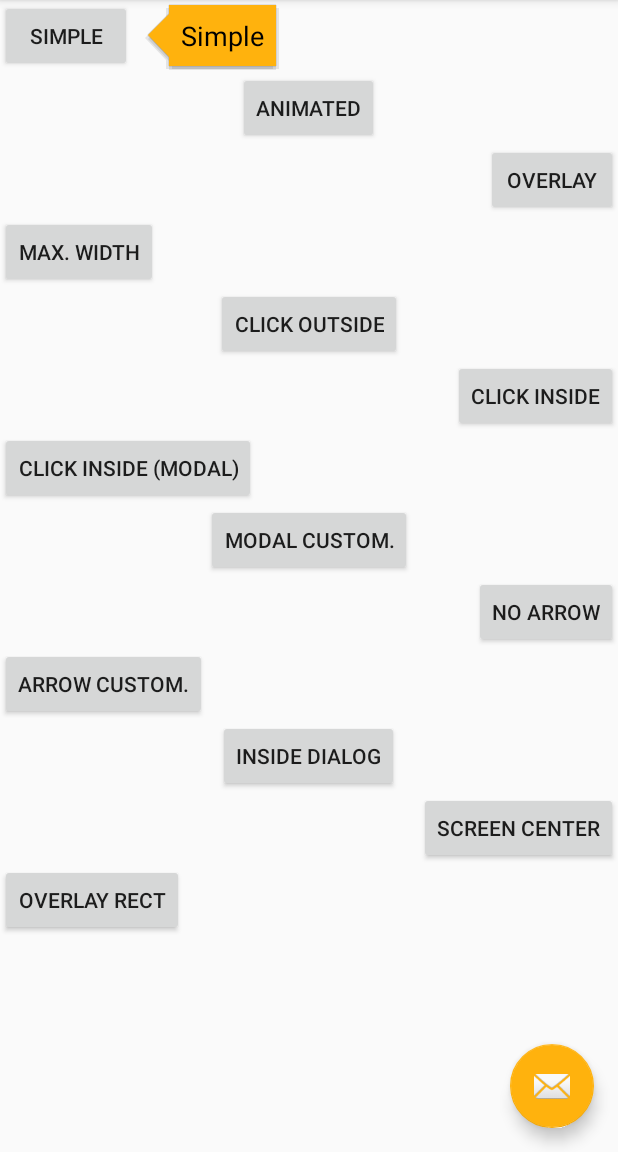
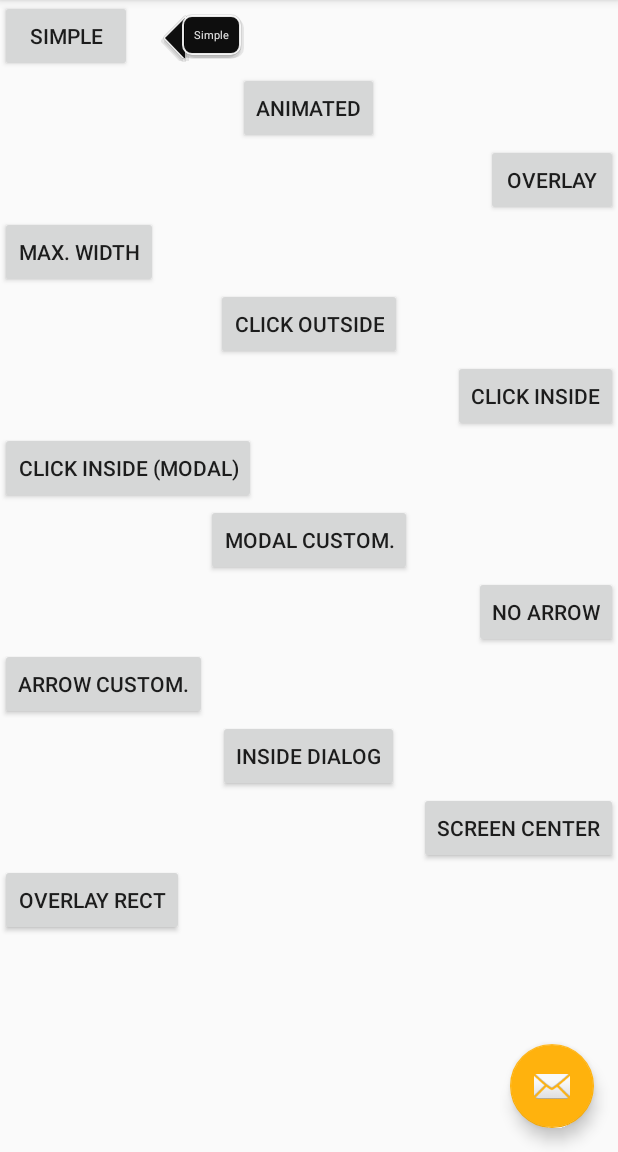
Before and after one commit to douglasjunior/android-simple-tooltip, an Android app: the screen it shows after launch (MainActivity), after a tap on "SIMPLE", on a phone screen of 412 x 824 dp, the part 84-1236 px from its top. Run offline under Robolectric (Android 15) with nearby library versions, the phone set to English and light mode, and no system bars.

Commit message:
nudge changes done

```diff
--- a/library/src/main/java/io/github/douglasjunior/androidSimpleTooltip/ArrowDrawable.java
+++ b/library/src/main/java/io/github/douglasjunior/androidSimpleTooltip/ArrowDrawable.java
@@ -43,13 +43,17 @@ public class ArrowDrawable extends ColorDrawable {
     public static final int LEFT = 0, TOP = 1, RIGHT = 2, BOTTOM = 3, AUTO = 4;
 
     private final Paint mPaint = new Paint(Paint.ANTI_ALIAS_FLAG);
+    private final Paint mPaintStroke = new Paint(Paint.ANTI_ALIAS_FLAG);
     private final int mBackgroundColor;
-    private Path mPath;
+    private Path mPath, mStrokePath;
     private final int mDirection;
 
-    ArrowDrawable(@ColorInt int foregroundColor, int direction) {
+    ArrowDrawable(@ColorInt int foregroundColor, int strokeColor, int direction) {
         this.mBackgroundColor = Color.TRANSPARENT;
         this.mPaint.setColor(foregroundColor);
+        this.mPaintStroke.setColor(strokeColor);
+        this.mPaintStroke.setStyle(Paint.Style.STROKE);
+        this.mPaintStroke.setStrokeWidth(SimpleTooltipUtils.pxFromDp(1));
         this.mDirection = direction;
     }
 
@@ -61,34 +65,47 @@ public class ArrowDrawable extends ColorDrawable {
 
     private synchronized void updatePath(Rect bounds) {
         mPath = new Path();
+        mStrokePath = new Path();
 
         switch (mDirection) {
             case LEFT:
                 mPath.moveTo(bounds.width(), bounds.height());
+                mStrokePath.moveTo(bounds.width(), bounds.height());
                 mPath.lineTo(0, bounds.height() / 2);
+                mStrokePath.lineTo(0, bounds.height() / 2);
                 mPath.lineTo(bounds.width(), 0);
+                mStrokePath.lineTo(bounds.width(), 0);
                 mPath.lineTo(bounds.width(), bounds.height());
                 break;
             case TOP:
                 mPath.moveTo(0, bounds.height());
+                mStrokePath.moveTo(0, bounds.height());
                 mPath.lineTo(bounds.width() / 2, 0);
+                mStrokePath.lineTo(bounds.width() / 2, 0);
                 mPath.lineTo(bounds.width(), bounds.height());
+                mStrokePath.lineTo(bounds.width(), bounds.height());
                 mPath.lineTo(0, bounds.height());
                 break;
             case RIGHT:
                 mPath.moveTo(0, 0);
+                mStrokePath.moveTo(0,0);
                 mPath.lineTo(bounds.width(), bounds.height() / 2);
+                mStrokePath.lineTo(bounds.width(), bounds.height() / 2);
                 mPath.lineTo(0, bounds.height());
+                mStrokePath.lineTo(0, bounds.height());
                 mPath.lineTo(0, 0);
                 break;
             case BOTTOM:
                 mPath.moveTo(0, 0);
+                mStrokePath.moveTo(0, 0);
                 mPath.lineTo(bounds.width() / 2, bounds.height());
+                mStrokePath.lineTo(bounds.width() / 2, bounds.height());
                 mPath.lineTo(bounds.width(), 0);
+                mStrokePath.lineTo(bounds.width(), 0);
                 mPath.lineTo(0, 0);
                 break;
         }
-
+        mStrokePath.close();
         mPath.close();
     }
 
@@ -98,6 +115,7 @@ public class ArrowDrawable extends ColorDrawable {
         if (mPath == null)
             updatePath(getBounds());
         canvas.drawPath(mPath, mPaint);
+        canvas.drawPath(mStrokePath, mPaintStroke);
     }
 
     @Override
--- a/library/src/main/java/io/github/douglasjunior/androidSimpleTooltip/SimpleTooltip.java
+++ b/library/src/main/java/io/github/douglasjunior/androidSimpleTooltip/SimpleTooltip.java
@@ -36,6 +36,7 @@ import android.graphics.RectF;
 import android.graphics.drawable.ColorDrawable;
 import android.graphics.drawable.Drawable;
 import android.os.Build;
+import android.os.Handler;
 import android.support.annotation.ColorInt;
 import android.support.annotation.DimenRes;
 import android.support.annotation.Dimension;
@@ -73,8 +74,11 @@ public class SimpleTooltip implements PopupWindow.OnDismissListener {
     private static final int mDefaultPopupWindowStyleRes = android.R.attr.popupWindowStyle;
     private static final int mDefaultTextAppearanceRes = R.style.simpletooltip_default;
     private static final int mDefaultBackgroundColorRes = R.color.simpletooltip_background;
-    private static final int mDefaultTextColorRes = R.color.simpletooltip_text;
-    private static final int mDefaultArrowColorRes = R.color.simpletooltip_arrow;
+    private static final int mDefaultTextColorRes = R.color.white_e6;
+    private static final int mDefaultArrowColorRes = R.color.black_e6;
+    private static final int mDefaultArrowStrokeColorRes = R.color.white_e6;
+    private static final int mDefaultTextBackGround = R.drawable.bg_nudge_pop_up;
+    private static final int mDefaultTextSize = R.dimen.simpletooltip_text_size;
     private static final int mDefaultMarginRes = R.dimen.simpletooltip_margin;
     private static final int mDefaultPaddingRes = R.dimen.simpletooltip_padding;
     private static final int mDefaultAnimationPaddingRes = R.dimen.simpletooltip_animation_padding;
@@ -122,12 +126,17 @@ public class SimpleTooltip implements PopupWindow.OnDismissListener {
     private int width;
     private int height;
     private boolean mIgnoreOverlay;
+    private Drawable mTextBackground;
+    private PopUpActionListener popUpActionListener = null;
+    private int xOffSetPopUp, yOffSetPopUp;
+    private boolean isAnimationDisplayed;
+    private int arrowGravityBasedMargin = (int) (-SimpleTooltipUtils.pxFromDp(1f)) - 2;
 
 
     private SimpleTooltip(Builder builder) {
         mContext = builder.context;
         mGravity = builder.gravity;
-        mOverlayWindowBackgroundColor=builder.overlayWindowBackgroundColor;
+        mOverlayWindowBackgroundColor = builder.overlayWindowBackgroundColor;
         mArrowDirection = builder.arrowDirection;
         mDismissOnInsideTouch = builder.dismissOnInsideTouch;
         mDismissOnOutsideTouch = builder.dismissOnOutsideTouch;
@@ -155,14 +164,18 @@ public class SimpleTooltip implements PopupWindow.OnDismissListener {
         mRootView = SimpleTooltipUtils.findFrameLayout(mAnchorView);
         mHighlightShape = builder.highlightShape;
         mIgnoreOverlay = builder.ignoreOverlay;
+        mTextBackground = builder.textBackground;
         this.width = builder.width;
         this.height = builder.height;
+        this.xOffSetPopUp = builder.xOffSetPopUp;
+        this.yOffSetPopUp = builder.yOffSetPopUp;
         init();
     }
 
     private void init() {
         configPopupWindow();
         configContentView();
+        handleAnchorViewTouch();
     }
 
     private void configPopupWindow() {
@@ -269,10 +282,9 @@ public class SimpleTooltip implements PopupWindow.OnDismissListener {
     private void configContentView() {
         if (mContentView instanceof TextView) {
             TextView tv = (TextView) mContentView;
-            tv.setText(mText);
-        } else {
-            TextView tv = (TextView) mContentView.findViewById(mTextViewId);
-            if (tv != null)
+            tv.setBackground(mTextBackground);
+            tv.setTextSize(SimpleTooltipUtils.getDimen(mContext, mDefaultTextSize));
+            tv.setTextColor(SimpleTooltipUtils.getColor(mContext, mDefaultTextColorRes));
             tv.setText(mText);
         }
 
@@ -282,7 +294,7 @@ public class SimpleTooltip implements PopupWindow.OnDismissListener {
         linearLayout.setLayoutParams(new ViewGroup.LayoutParams(ViewGroup.LayoutParams.WRAP_CONTENT, ViewGroup.LayoutParams.WRAP_CONTENT));
         linearLayout.setOrientation(mArrowDirection == ArrowDrawable.LEFT || mArrowDirection == ArrowDrawable.RIGHT ? LinearLayout.HORIZONTAL : LinearLayout.VERTICAL);
         int layoutPadding = (int) (mAnimated ? mAnimationPadding : 0);
-        linearLayout.setPadding(layoutPadding, layoutPadding, layoutPadding, layoutPadding);
+        linearLayout.setPadding(16, layoutPadding, 16, layoutPadding);
 
         if (mShowArrow) {
             mArrowView = new ImageView(mContext);
@@ -296,6 +308,7 @@ public class SimpleTooltip implements PopupWindow.OnDismissListener {
             }
 
             arrowLayoutParams.gravity = Gravity.CENTER;
+            setArrowMargin(arrowLayoutParams);
             mArrowView.setLayoutParams(arrowLayoutParams);
 
             if (mArrowDirection == ArrowDrawable.BOTTOM || mArrowDirection == ArrowDrawable.RIGHT) {
@@ -316,6 +329,47 @@ public class SimpleTooltip implements PopupWindow.OnDismissListener {
         mContentLayout = linearLayout;
         mContentLayout.setVisibility(View.INVISIBLE);
         mPopupWindow.setContentView(mContentLayout);
+    }
+
+    /**
+     * Margin for the arrow to overlap the boundary of the popUp so that
+     * it appears to be emerging out of it.
+     **/
+    private void setArrowMargin(LinearLayout.LayoutParams arrowLayoutParams) {
+        switch (mArrowDirection) {
+            case ArrowDrawable.TOP:
+                arrowLayoutParams.setMargins(0, 0, 0, arrowGravityBasedMargin);
+                break;
+            case ArrowDrawable.BOTTOM:
+                arrowLayoutParams.setMargins(0, arrowGravityBasedMargin, 0, 0);
+                break;
+            case ArrowDrawable.LEFT:
+                arrowLayoutParams.setMargins(0, 0, arrowGravityBasedMargin, 0);
+                break;
+            case ArrowDrawable.RIGHT:
+                arrowLayoutParams.setMargins(arrowGravityBasedMargin, 0, 0, 0);
+                break;
+        }
+    }
+
+    private void handleAnchorViewTouch() {
+        mAnchorView.setOnTouchListener(new View.OnTouchListener() {
+            @Override
+            public boolean onTouch(View v, MotionEvent event) {
+                mAnchorView.performClick();
+                if (popUpActionListener != null) popUpActionListener.onPopUpClicked();
+                return true;
+            }
+        });
+    }
+
+    public void setPopUpActionListener(PopUpActionListener popUpActionListener) {
+        this.popUpActionListener = popUpActionListener;
+    }
+
+    public interface PopUpActionListener {
+        void onPopUpClicked();
+        void onPopUpDismissed();
     }
 
     public void dismiss() {
@@ -347,14 +401,12 @@ public class SimpleTooltip implements PopupWindow.OnDismissListener {
     @Override
     public void onDismiss() {
         dismissed = true;
-
-        if (Build.VERSION.SDK_INT >= Build.VERSION_CODES.HONEYCOMB) {
+        if (popUpActionListener != null) popUpActionListener.onPopUpDismissed();
         if (mAnimator != null) {
             mAnimator.removeAllListeners();
             mAnimator.end();
             mAnimator.cancel();
             mAnimator = null;
-            }
         }
 
         if (mRootView != null && mOverlay != null) {
@@ -398,13 +450,25 @@ public class SimpleTooltip implements PopupWindow.OnDismissListener {
 
             SimpleTooltipUtils.removeOnGlobalLayoutListener(popup.getContentView(), this);
             popup.getContentView().getViewTreeObserver().addOnGlobalLayoutListener(mArrowLayoutListener);
-            PointF location = calculePopupLocation();
-            popup.setClippingEnabled(true);
-            popup.update((int) location.x, (int) location.y, popup.getWidth(), popup.getHeight());
-            popup.getContentView().requestLayout();
+            updatePopUpLocation();
             createOverlay();
         }
     };
+
+    private void updatePopUpLocation() {
+        if (isAnchorViewRemoved()) {
+            dismiss();
+            return;
+        }
+        PointF location = calculePopupLocation();
+        mPopupWindow.setClippingEnabled(true);
+        mPopupWindow.update((int) location.x + xOffSetPopUp, (int) location.y + yOffSetPopUp, mPopupWindow.getWidth(), mPopupWindow.getHeight());
+        mPopupWindow.getContentView().requestLayout();
+    }
+
+    private boolean isAnchorViewRemoved() {
+        return mRootView.findViewById(mAnchorView.getId()) == null;
+    }
 
     private final ViewTreeObserver.OnGlobalLayoutListener mArrowLayoutListener = new ViewTreeObserver.OnGlobalLayoutListener() {
         @Override
@@ -416,7 +480,11 @@ public class SimpleTooltip implements PopupWindow.OnDismissListener {
 
             popup.getContentView().getViewTreeObserver().addOnGlobalLayoutListener(mAnimationLayoutListener);
             popup.getContentView().getViewTreeObserver().addOnGlobalLayoutListener(mShowLayoutListener);
-            if (mShowArrow) {
+            if (mShowArrow) updateArrowLocation();
+        }
+    };
+
+    private void updateArrowLocation() {
         RectF achorRect = SimpleTooltipUtils.calculeRectOnScreen(mAnchorView);
         RectF contentViewRect = SimpleTooltipUtils.calculeRectOnScreen(mContentLayout);
         float x, y;
@@ -449,10 +517,8 @@ public class SimpleTooltip implements PopupWindow.OnDismissListener {
         }
         SimpleTooltipUtils.setX(mArrowView, (int) x);
         SimpleTooltipUtils.setY(mArrowView, (int) y);
+        mPopupWindow.getContentView().requestLayout();
     }
-            popup.getContentView().requestLayout();
-        }
-    };
 
     private final ViewTreeObserver.OnGlobalLayoutListener mShowLayoutListener = new ViewTreeObserver.OnGlobalLayoutListener() {
         @Override
@@ -467,8 +533,30 @@ public class SimpleTooltip implements PopupWindow.OnDismissListener {
             mOnShowListener = null;
 
             mContentLayout.setVisibility(View.VISIBLE);
+            waitAndRenderArrow();
         }
     };
+
+    /**
+     * waiting for the position of the popUp to be fixed so that the arrow
+     * is attached at the right coordinate.
+     */
+    private void waitAndRenderArrow() {
+
+        final Handler handler = new Handler();
+        handler.postDelayed(new Runnable() {
+            @Override
+            public void run() {
+                updatePopUpLocation();
+                handler.postDelayed(new Runnable() {
+                    @Override
+                    public void run() {
+                        if (mShowArrow) updateArrowLocation();
+                    }
+                }, 100);
+            }
+        }, 300);
+    }
 
     private final ViewTreeObserver.OnGlobalLayoutListener mAnimationLayoutListener = new ViewTreeObserver.OnGlobalLayoutListener() {
         @Override
@@ -478,7 +566,7 @@ public class SimpleTooltip implements PopupWindow.OnDismissListener {
 
             SimpleTooltipUtils.removeOnGlobalLayoutListener(popup.getContentView(), this);
 
-            if (mAnimated) startAnimation();
+            if (mAnimated && !isAnimationDisplayed) startAnimation();
 
             popup.getContentView().requestLayout();
         }
@@ -506,6 +594,7 @@ public class SimpleTooltip implements PopupWindow.OnDismissListener {
                 }
             }
         });
+        isAnimationDisplayed = true;
         mAnimator.start();
     }
 
@@ -567,6 +656,7 @@ public class SimpleTooltip implements PopupWindow.OnDismissListener {
         private int backgroundColor;
         private int textColor;
         private int arrowColor;
+        private int arrowStrokeColor;
         private float arrowHeight;
         private float arrowWidth;
         private boolean focusable;
@@ -574,7 +664,9 @@ public class SimpleTooltip implements PopupWindow.OnDismissListener {
         private int width = ViewGroup.LayoutParams.WRAP_CONTENT;
         private int height = ViewGroup.LayoutParams.WRAP_CONTENT;
         private boolean ignoreOverlay = false;
-        private int overlayWindowBackgroundColor=0;
+        private int overlayWindowBackgroundColor = 0;
+        private Drawable textBackground = null;
+        private int xOffSetPopUp, yOffSetPopUp;
 
         public Builder(Context context) {
             this.context = context;
@@ -603,11 +695,14 @@ public class SimpleTooltip implements PopupWindow.OnDismissListener {
             if (arrowColor == 0) {
                 arrowColor = SimpleTooltipUtils.getColor(context, mDefaultArrowColorRes);
             }
+            if (arrowStrokeColor == 0) {
+                arrowStrokeColor = SimpleTooltipUtils.getColor(context, mDefaultArrowStrokeColorRes);
+            }
             if (margin < 0) {
                 margin = context.getResources().getDimension(mDefaultMarginRes);
             }
             if (padding < 0) {
-                padding = context.getResources().getDimension(mDefaultPaddingRes);
+                padding = SimpleTooltipUtils.getDimen(context, mDefaultPaddingRes);
             }
             if (animationPadding < 0) {
                 animationPadding = context.getResources().getDimension(mDefaultAnimationPaddingRes);
@@ -615,14 +710,11 @@ public class SimpleTooltip implements PopupWindow.OnDismissListener {
             if (animationDuration == 0) {
                 animationDuration = context.getResources().getInteger(mDefaultAnimationDurationRes);
             }
-            if (Build.VERSION.SDK_INT < Build.VERSION_CODES.HONEYCOMB) {
-                animated = false;
-            }
             if (showArrow) {
                 if (arrowDirection == ArrowDrawable.AUTO)
                     arrowDirection = SimpleTooltipUtils.tooltipGravityToArrowDirection(gravity);
                 if (arrowDrawable == null)
-                    arrowDrawable = new ArrowDrawable(arrowColor, arrowDirection);
+                    arrowDrawable = new ArrowDrawable(arrowColor, arrowStrokeColor, arrowDirection);
                 if (arrowWidth == 0)
                     arrowWidth = context.getResources().getDimension(mDefaultArrowWidthRes);
                 if (arrowHeight == 0)
@@ -633,6 +725,9 @@ public class SimpleTooltip implements PopupWindow.OnDismissListener {
             }
             if (overlayOffset < 0) {
                 overlayOffset = context.getResources().getDimension(mDefaultOverlayOffsetRes);
+            }
+            if (textBackground == null) {
+                textBackground = SimpleTooltipUtils.getDrawable(context, mDefaultTextBackGround);
             }
             return new SimpleTooltip(this);
         }
@@ -1109,5 +1204,20 @@ public class SimpleTooltip implements PopupWindow.OnDismissListener {
             this.ignoreOverlay = ignoreOverlay;
             return this;
         }
+
+        public Builder textBackground(Drawable textBackground) {
+            this.textBackground = textBackground;
+            return this;
+        }
+
+        public Builder xOffSetPopUp(int xOffSetPopUp) {
+            this.xOffSetPopUp = xOffSetPopUp;
+            return this;
+        }
+
+        public Builder yOffSetPopUp(int yOffSetPopUp) {
+            this.yOffSetPopUp = yOffSetPopUp;
+            return this;
         }
     }
+}
--- a/library/src/main/java/io/github/douglasjunior/androidSimpleTooltip/SimpleTooltipUtils.java
+++ b/library/src/main/java/io/github/douglasjunior/androidSimpleTooltip/SimpleTooltipUtils.java
@@ -30,7 +30,9 @@ import android.graphics.RectF;
 import android.graphics.drawable.Drawable;
 import android.os.Build;
 import android.support.annotation.ColorRes;
+import android.support.annotation.DimenRes;
 import android.support.annotation.DrawableRes;
+import android.support.annotation.IntegerRes;
 import android.support.annotation.StyleRes;
 import android.view.Gravity;
 import android.view.View;
@@ -157,6 +159,14 @@ public final class SimpleTooltipUtils {
         }
     }
 
+    public static float getDimen(Context context, @DimenRes int dimenRes) {
+        return context.getResources().getDimension(dimenRes);
+    }
+
+    public static int getInteger(Context context, @IntegerRes int integerRes) {
+        return context.getResources().getInteger(integerRes);
+    }
+
     public static Drawable getDrawable(Context context, @DrawableRes int drawableRes) {
         if (Build.VERSION.SDK_INT >= Build.VERSION_CODES.M) {
             return context.getDrawable(drawableRes);
--- /dev/null
+++ b/library/src/main/res/drawable/bg_nudge_pop_up.xml
@@ -0,0 +1,18 @@
+<?xml version="1.0" encoding="utf-8"?>
+<shape xmlns:android="http://schemas.android.com/apk/res/android"
+  android:shape="rectangle"
+  >
+
+  <solid
+    android:color="@color/black_e6"
+    />
+
+  <corners
+    android:radius="6dp"
+    />
+  <stroke
+    android:color="@color/white_e6"
+    android:width="1dp"
+    />
+
+</shape>
--- a/library/src/main/res/values/colors.xml
+++ b/library/src/main/res/values/colors.xml
@@ -11,5 +11,7 @@
     <color name="simpletooltip_background">@color/colorAccent</color>
     <color name="simpletooltip_text">@android:color/primary_text_light</color>
     <color name="simpletooltip_arrow">@color/colorAccent</color>
+    <color name="white_e6">#e6ffffff</color>
+    <color name="black_e6">#e6000000</color>
 
 </resources>
--- a/library/src/main/res/values/dimens.xml
+++ b/library/src/main/res/values/dimens.xml
@@ -12,5 +12,6 @@
     <dimen name="simpletooltip_arrow_width">30dp</dimen>
     <dimen name="simpletooltip_arrow_height">15dp</dimen>
     <dimen name="simpletooltip_animation_padding">4dp</dimen>
+    <dimen name="simpletooltip_text_size">5sp</dimen>
 
 </resources>
```
Also changed, not shown: build.gradle (+14 -1 lines), library/build.gradle (+3 -5 lines), gradle/wrapper/gradle-wrapper.properties. Lines whose indentation alone changed are shown as unchanged.
